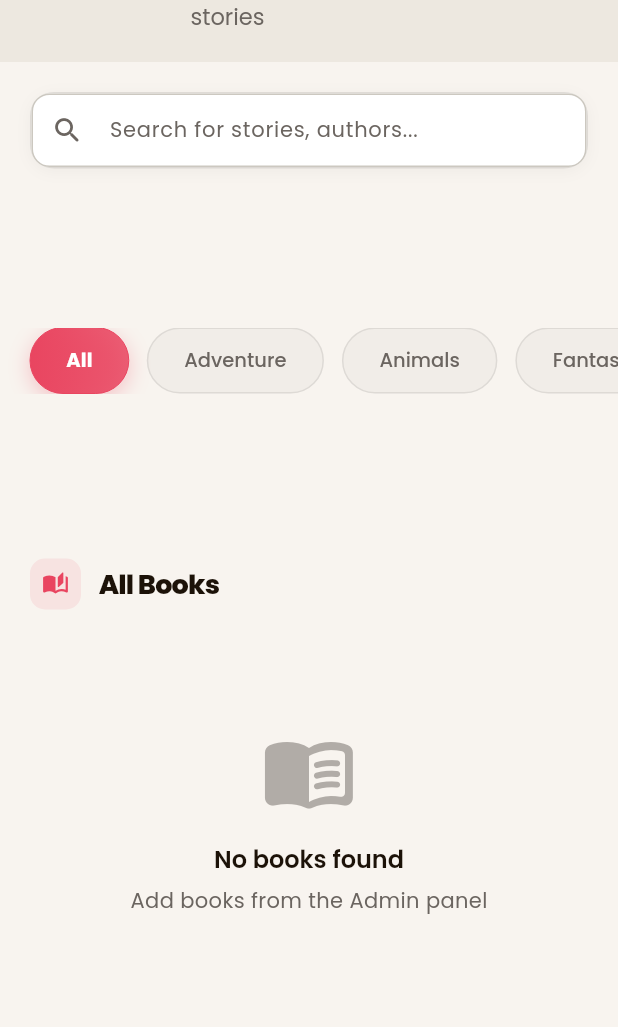
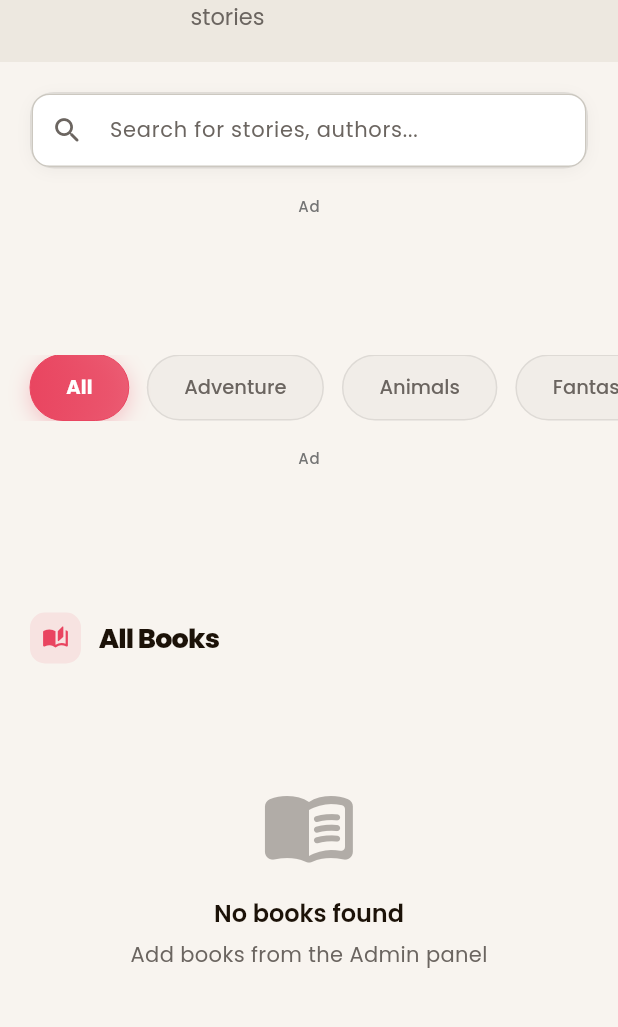
Before and after one commit to lyink/simulizi-za-mapenzi, a Flutter app: the screen it shows after launch, on a phone screen of 412 x 824 dp, the part 148-1175 px from its top. Run offline on Flutter 3.47's test engine with Material 3 defaults, Android fonts, the phone set to English and light mode, and no system bars; drawn by our look-alikes of google_mobile_ads; our stand-ins replace cached_network_image, cloud_firestore, firebase_core, firebase_messaging, firebase_storage, flutter_local_notifications and 3 more; accounts and stored records are empty; generated files the repository leaves out were written again; network calls fail.

Commit message:
Fix Google Play policy violation: Add clear ad labels to banner ads
- Add "Ad" label above all banner advertisements
- Complies with Google Play's Deceptive Ads policy
- Labels are clearly visible with grey color and proper spacing
- Fixes policy violation: "Ads that aren't clearly labeled"

This change ensures all banner ads throughout the app (home screen,
favorites, book reader, settings) are properly labeled as required
by Google Play Console guidelines.

Co-Authored-By: Claude Sonnet 4.5 <noreply@anthropic.com>

```diff
--- a/lib/widgets/banner_ad_widget.dart
+++ b/lib/widgets/banner_ad_widget.dart
@@ -40,11 +40,32 @@ class _BannerAdWidgetState extends State<BannerAdWidget> {
       return const SizedBox.shrink();
     }
 
-    return Container(
-      alignment: Alignment.center,
-      width: _bannerAd!.size.width.toDouble(),
-      height: _bannerAd!.size.height.toDouble(),
-      child: AdWidget(ad: _bannerAd!),
+    return Column(
+      mainAxisSize: MainAxisSize.min,
+      children: [
+        // Ad label - required by Google Play policy
+        Container(
+          width: _bannerAd!.size.width.toDouble(),
+          padding: const EdgeInsets.symmetric(vertical: 2),
+          alignment: Alignment.center,
+          child: Text(
+            'Ad',
+            style: TextStyle(
+              fontSize: 10,
+              color: Colors.grey.shade600,
+              fontWeight: FontWeight.w500,
+              letterSpacing: 0.5,
+            ),
+          ),
+        ),
+        // Banner ad
+        Container(
+          alignment: Alignment.center,
+          width: _bannerAd!.size.width.toDouble(),
+          height: _bannerAd!.size.height.toDouble(),
+          child: AdWidget(ad: _bannerAd!),
+        ),
+      ],
     );
   }
 }
```
